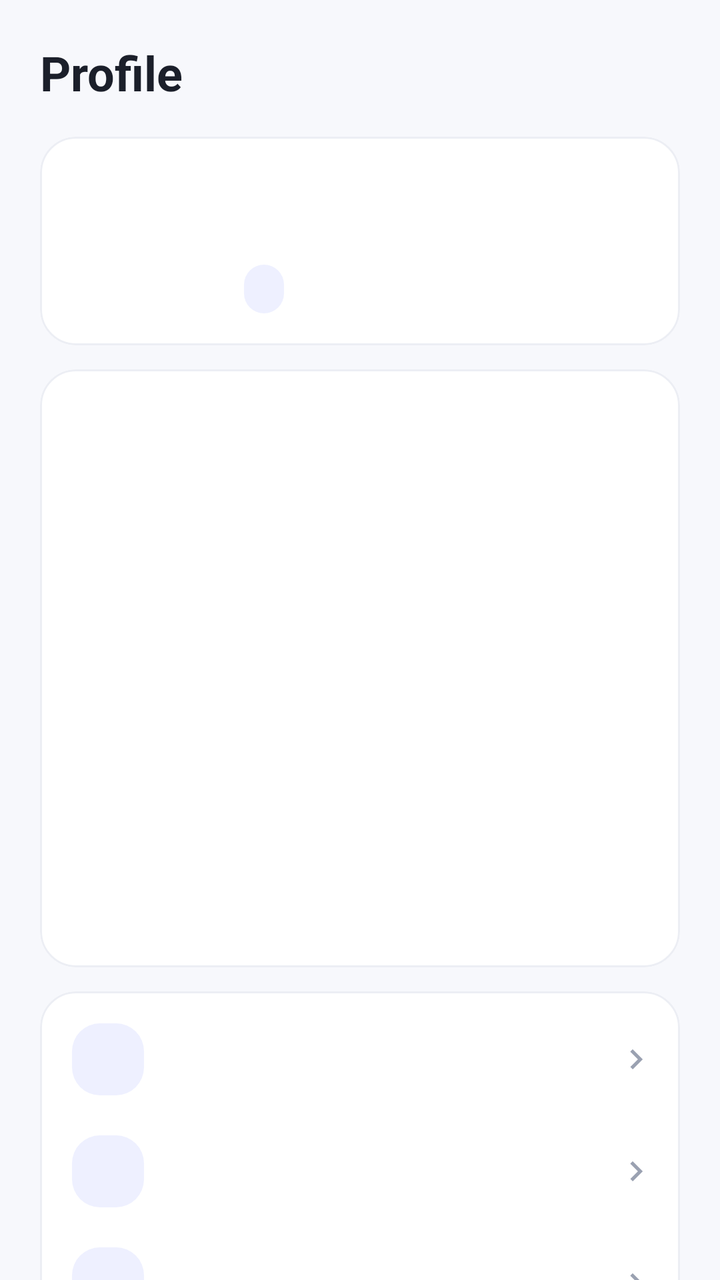
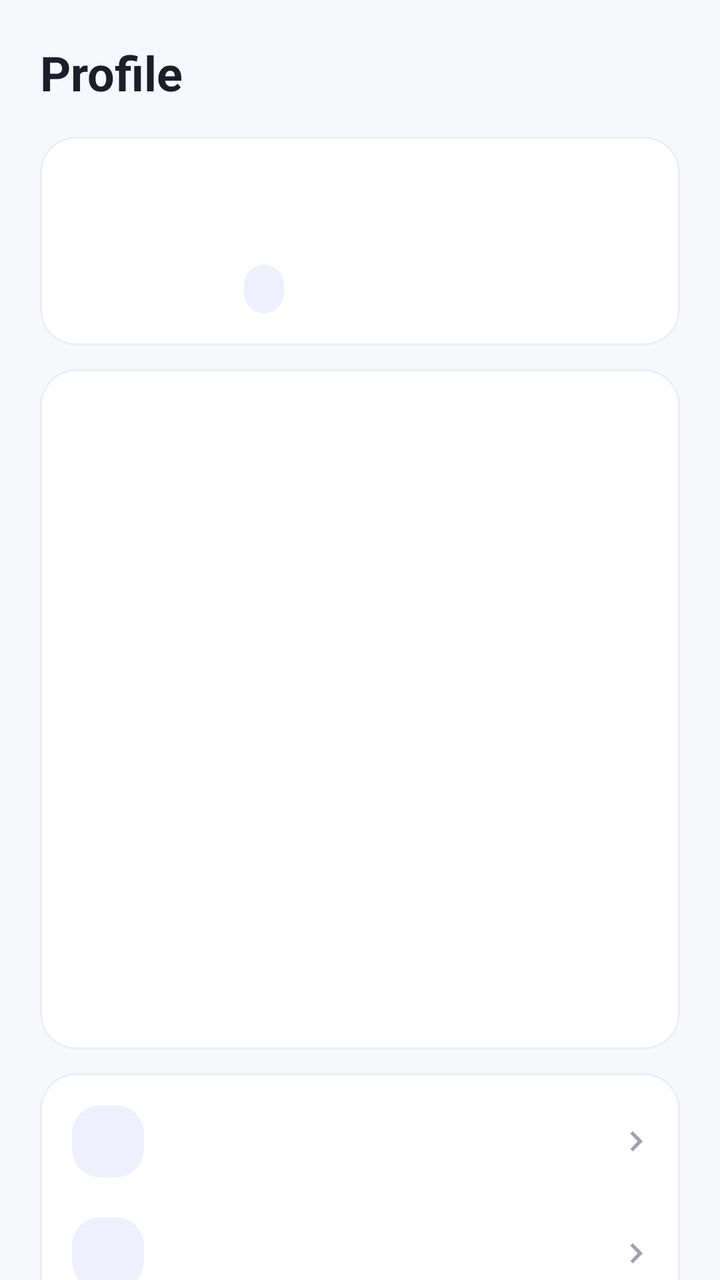

The first picture is an Android layout as it rendered before a commit; the second is the same layout after the commit. The layout source and the unified diff follow.
<!-- AndroidManifest.xml: application theme Theme.SkillConnect -->
<!-- res/layout/fragment_profile.xml -->
<?xml version="1.0" encoding="utf-8"?>
<androidx.core.widget.NestedScrollView xmlns:android="http://schemas.android.com/apk/res/android"
    xmlns:app="http://schemas.android.com/apk/res-auto"
    android:layout_width="match_parent"
    android:layout_height="match_parent"
    android:background="@color/background">

    <LinearLayout
        android:layout_width="match_parent"
        android:layout_height="wrap_content"
        android:orientation="vertical"
        android:paddingStart="@dimen/screen_padding"
        android:paddingTop="20dp"
        android:paddingEnd="@dimen/screen_padding"
        android:paddingBottom="28dp">

        <TextView
            android:layout_width="wrap_content"
            android:layout_height="wrap_content"
            android:text="@string/nav_profile"
            android:textAppearance="@style/TextAppearance.SkillConnect.Headline"
            android:textSize="24sp" />

        
        <com.google.android.material.card.MaterialCardView
            android:layout_width="match_parent"
            android:layout_height="wrap_content"
            android:layout_marginTop="16dp">

            <LinearLayout
                android:layout_width="match_parent"
                android:layout_height="wrap_content"
                android:gravity="center_vertical"
                android:orientation="horizontal"
                android:padding="16dp">

                <com.google.android.material.imageview.ShapeableImageView
                    android:id="@+id/ivAvatar"
                    android:layout_width="72dp"
                    android:layout_height="72dp"
                    android:scaleType="centerCrop"
                    app:shapeAppearanceOverlay="@style/ShapeAppearance.SkillConnect.Circle" />

                <LinearLayout
                    android:layout_width="0dp"
                    android:layout_height="wrap_content"
                    android:layout_marginStart="14dp"
                    android:layout_weight="1"
                    android:orientation="vertical">

                    <TextView
                        android:id="@+id/tvName"
                        android:layout_width="wrap_content"
                        android:layout_height="wrap_content"
                        android:textAppearance="@style/TextAppearance.SkillConnect.Title" />

                    <TextView
                        android:id="@+id/tvEmail"
                        android:layout_width="wrap_content"
                        android:layout_height="wrap_content"
                        android:textAppearance="@style/TextAppearance.SkillConnect.Caption" />

                    <TextView
                        android:id="@+id/tvRole"
                        style="@style/SkillConnect.Pill"
                        android:layout_marginTop="6dp"
                        android:backgroundTint="@color/primary_light"
                        android:textColor="@color/primary" />
                </LinearLayout>
            </LinearLayout>
        </com.google.android.material.card.MaterialCardView>

        
        <com.google.android.material.card.MaterialCardView
            android:layout_width="match_parent"
            android:layout_height="wrap_content"
            android:layout_marginTop="12dp">

            <LinearLayout
                android:layout_width="match_parent"
                android:layout_height="wrap_content"
                android:orientation="vertical"
                android:paddingStart="16dp"
                android:paddingTop="6dp"
                android:paddingEnd="16dp"
                android:paddingBottom="6dp">

                    <include android:id="@+id/rowPhone" layout="@layout/item_detail_row" />
                    <include android:id="@+id/rowLocation" layout="@layout/item_detail_row" />
                    <include android:id="@+id/rowProfession" layout="@layout/item_detail_row" />
                    <include android:id="@+id/rowExperience" layout="@layout/item_detail_row" />
                    <include android:id="@+id/rowRating" layout="@layout/item_detail_row" />
                    <include android:id="@+id/rowAvailability" layout="@layout/item_detail_row" />
                    <include android:id="@+id/rowVerification" layout="@layout/item_detail_row" />

                <com.google.android.material.chip.ChipGroup
                    android:id="@+id/chipsSkills"
                    android:layout_width="match_parent"
                    android:layout_height="wrap_content"
                    android:layout_marginBottom="8dp"
                    android:visibility="gone" />
            </LinearLayout>
        </com.google.android.material.card.MaterialCardView>

        
        <com.google.android.material.card.MaterialCardView
            android:layout_width="match_parent"
            android:layout_height="wrap_content"
            android:layout_marginTop="12dp">

            <LinearLayout
                android:layout_width="match_parent"
                android:layout_height="wrap_content"
                android:orientation="vertical"
                android:paddingTop="6dp"
                android:paddingBottom="6dp">

                    <include android:id="@+id/menuEditProfile" layout="@layout/item_menu_row" />
                    <include android:id="@+id/menuPortfolio" layout="@layout/item_menu_row" />
                    <include android:id="@+id/menuAvailability" layout="@layout/item_menu_row" />
                    <include android:id="@+id/menuLocation" layout="@layout/item_menu_row" />
                    <include android:id="@+id/menuMessages" layout="@layout/item_menu_row" />
                    <include android:id="@+id/menuBookings" layout="@layout/item_menu_row" />
                    <include android:id="@+id/menuSaved" layout="@layout/item_menu_row" />
                    <include android:id="@+id/menuExportBookings" layout="@layout/item_menu_row" />
                    <include android:id="@+id/menuExportProfile" layout="@layout/item_menu_row" />
                    <include android:id="@+id/menuShareProfile" layout="@layout/item_menu_row" />
                    <include android:id="@+id/menuSettings" layout="@layout/item_menu_row" />
                    <include android:id="@+id/menuAdmin" layout="@layout/item_menu_row" />
                    <include android:id="@+id/menuLogout" layout="@layout/item_menu_row" />
            </LinearLayout>
        </com.google.android.material.card.MaterialCardView>

        <TextView
            android:id="@+id/tvDataMode"
            android:layout_width="match_parent"
            android:layout_height="wrap_content"
            android:layout_marginTop="16dp"
            android:gravity="center"
            android:textAppearance="@style/TextAppearance.SkillConnect.Caption"
            android:textSize="12sp" />
    </LinearLayout>
</androidx.core.widget.NestedScrollView>
<!-- res/layout/item_detail_row.xml (included above) -->
<?xml version="1.0" encoding="utf-8"?>
<LinearLayout xmlns:android="http://schemas.android.com/apk/res/android"
    xmlns:app="http://schemas.android.com/apk/res-auto"
    android:layout_width="match_parent"
    android:layout_height="wrap_content"
    android:orientation="horizontal"
    android:paddingTop="10dp"
    android:paddingBottom="10dp">

    <ImageView
        android:id="@+id/rowIcon"
        android:layout_width="20dp"
        android:layout_height="20dp"
        android:layout_marginTop="1dp"
        android:contentDescription="@null"
        app:tint="@color/text_hint" />

    <TextView
        android:id="@+id/rowLabel"
        android:layout_width="96dp"
        android:layout_height="wrap_content"
        android:layout_marginStart="12dp"
        android:textAppearance="@style/TextAppearance.SkillConnect.Caption"
        android:textSize="14sp" />

    <TextView
        android:id="@+id/rowValue"
        android:layout_width="0dp"
        android:layout_height="wrap_content"
        android:layout_weight="1"
        android:textAppearance="@style/TextAppearance.SkillConnect.BodyStrong"
        android:textSize="14sp" />
</LinearLayout>
<!-- res/layout/item_menu_row.xml (included above) -->
<?xml version="1.0" encoding="utf-8"?>
<LinearLayout xmlns:android="http://schemas.android.com/apk/res/android"
    xmlns:app="http://schemas.android.com/apk/res-auto"
    android:layout_width="match_parent"
    android:layout_height="wrap_content"
    android:background="?attr/selectableItemBackground"
    android:gravity="center_vertical"
    android:minHeight="56dp"
    android:orientation="horizontal"
    android:paddingStart="16dp"
    android:paddingEnd="12dp">

    <ImageView
        android:id="@+id/menuIcon"
        android:layout_width="36dp"
        android:layout_height="36dp"
        android:background="@drawable/bg_icon_tile"
        android:backgroundTint="@color/primary_light"
        android:contentDescription="@null"
        android:padding="8dp"
        app:tint="@color/primary" />

    <TextView
        android:id="@+id/menuTitle"
        android:layout_width="0dp"
        android:layout_height="wrap_content"
        android:layout_marginStart="14dp"
        android:layout_weight="1"
        android:textAppearance="@style/TextAppearance.SkillConnect.BodyStrong" />

    <ImageView
        android:id="@+id/menuChevron"
        android:layout_width="20dp"
        android:layout_height="20dp"
        android:contentDescription="@null"
        android:src="@drawable/ic_chevron_right"
        app:tint="@color/text_hint" />
</LinearLayout>
<!-- resources referenced by this layout -->
<resources>
  <color name="background">#F7F8FC</color>
  <color name="primary">#4338CA</color>
  <color name="primary_light">#EEF0FF</color>
  <color name="text_hint">#9AA1B1</color>
  <dimen name="screen_padding">20dp</dimen>
  <!-- drawable bg_icon_tile (drawable) -->
  <?xml version="1.0" encoding="utf-8"?>
  <shape xmlns:android="http://schemas.android.com/apk/res/android" android:shape="rectangle">
      <corners android:radius="14dp" />
      <solid android:color="@color/white" />
  </shape>
  <string name="nav_profile">Profile</string>
  <style name="ShapeAppearance.SkillConnect.Circle" parent="">
          <item name="cornerFamily">rounded</item>
          <item name="cornerSize">50%</item>
      </style>
  <style name="TextAppearance.SkillConnect.BodyStrong" parent="TextAppearance.Material3.BodyMedium">
          <item name="android:textSize">@dimen/text_body</item>
          <item name="android:fontFamily">sans-serif-medium</item>
          <item name="android:textColor">@color/text_primary</item>
      </style>
  <style name="TextAppearance.SkillConnect.Caption" parent="TextAppearance.Material3.BodySmall">
          <item name="android:textSize">@dimen/text_caption</item>
          <item name="android:textColor">@color/text_secondary</item>
      </style>
  <style name="TextAppearance.SkillConnect.Headline" parent="TextAppearance.Material3.HeadlineSmall">
          <item name="android:textSize">@dimen/text_headline</item>
          <item name="android:textStyle">bold</item>
          <item name="android:fontFamily">sans-serif</item>
          <item name="android:textColor">@color/text_primary</item>
      </style>
  <style name="TextAppearance.SkillConnect.Title" parent="TextAppearance.Material3.TitleMedium">
          <item name="android:textSize">@dimen/text_title</item>
          <item name="android:fontFamily">sans-serif-medium</item>
          <item name="android:textColor">@color/text_primary</item>
      </style>
  <color name="white">#FFFFFF</color>
  <!-- drawable bg_pill (drawable) -->
  <?xml version="1.0" encoding="utf-8"?>
  <shape xmlns:android="http://schemas.android.com/apk/res/android" android:shape="rectangle">
      <corners android:radius="100dp" />
      <solid android:color="@color/white" />
  </shape>
  <dimen name="text_body">15sp</dimen>
  <color name="text_primary">#1B1F2A</color>
  <dimen name="text_caption">13sp</dimen>
  <color name="text_secondary">#5B6272</color>
  <dimen name="text_headline">26sp</dimen>
  <dimen name="text_title">18sp</dimen>
  <color name="primary_container">#E0E7FF</color>
  <color name="primary_dark">#312E81</color>
  <color name="secondary">#0D9488</color>
  <color name="error">#DC2626</color>
  <color name="surface">#FFFFFF</color>
  <color name="surface_variant">#F1F2F7</color>
  <color name="stroke">#E1E4EC</color>
  <color name="divider">#ECEEF4</color>
  <style name="ThemeOverlay.SkillConnect.BottomSheet" parent="ThemeOverlay.Material3.BottomSheetDialog">
          <item name="bottomSheetStyle">@style/Widget.SkillConnect.BottomSheet</item>
      </style>
  <style name="ThemeOverlay.SkillConnect.Dialog" parent="ThemeOverlay.Material3.MaterialAlertDialog">
          <item name="colorSurface">@color/white</item>
          <item name="colorSurfaceContainerHigh">@color/white</item>
          <item name="shapeAppearanceCornerExtraLarge">@style/ShapeAppearance.SkillConnect.Large</item>
      </style>
  <dimen name="radius_md">14dp</dimen>
  <dimen name="button_height">52dp</dimen>
  <dimen name="radius_lg">18dp</dimen>
  <style name="Widget.SkillConnect.BottomSheet" parent="Widget.Material3.BottomSheet.Modal">
          <item name="backgroundTint">@color/white</item>
      </style>
  <style name="ShapeAppearance.SkillConnect.Large" parent="">
          <item name="cornerFamily">rounded</item>
          <item name="cornerSize">24dp</item>
      </style>
  <!-- unchanged entries left out for length: 8 -->
</resources>

<!-- the commit's change to res/layout/fragment_profile.xml (unified diff, before → after) -->
@@ -90,6 +90,7 @@
                     <include android:id="@+id/rowProfession" layout="@layout/item_detail_row" />
                     <include android:id="@+id/rowExperience" layout="@layout/item_detail_row" />
                     <include android:id="@+id/rowRating" layout="@layout/item_detail_row" />
+                    <include android:id="@+id/rowEarnings" layout="@layout/item_detail_row" />
                     <include android:id="@+id/rowAvailability" layout="@layout/item_detail_row" />
                     <include android:id="@+id/rowVerification" layout="@layout/item_detail_row" />
 
